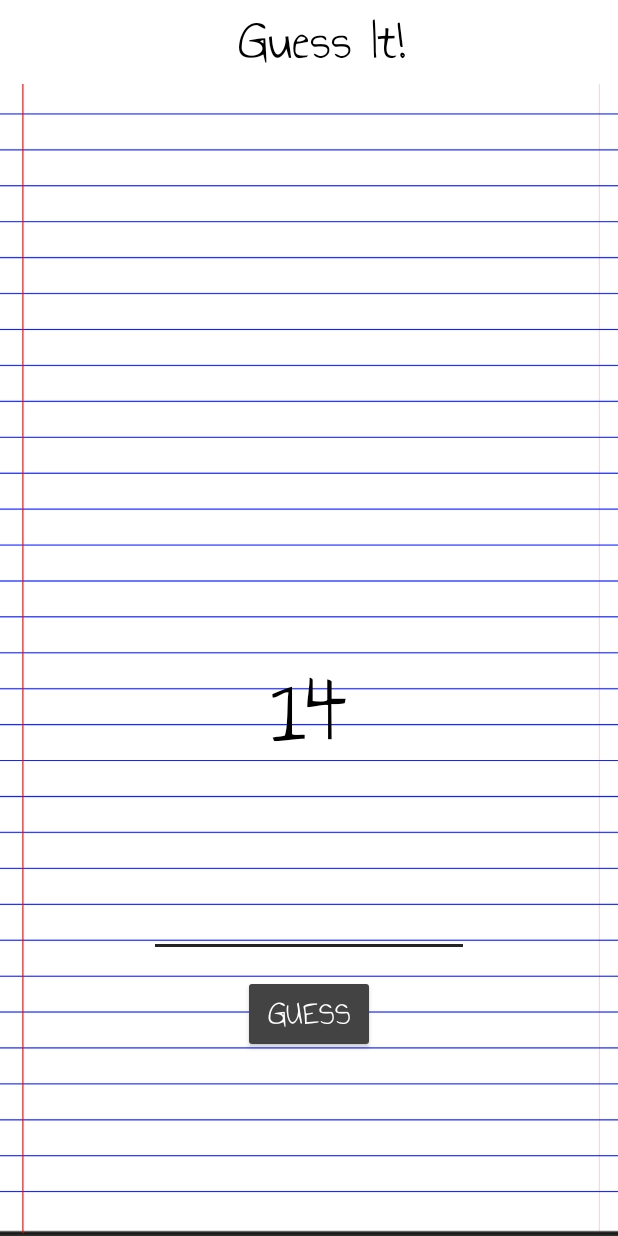
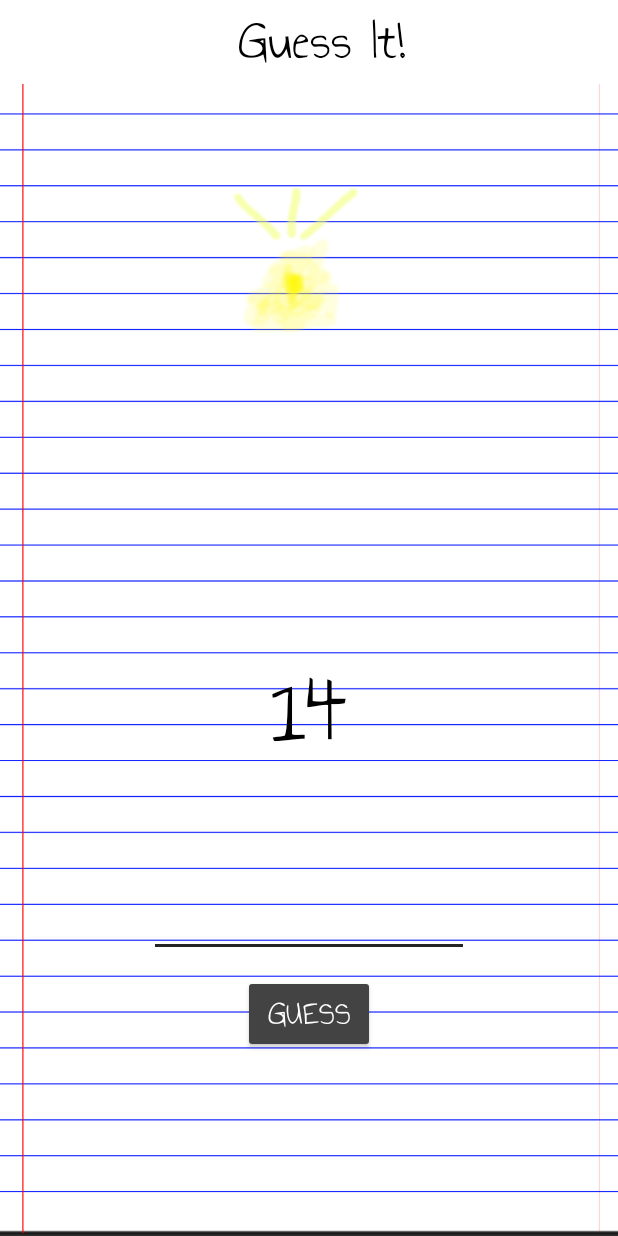
Before and after one commit to nick-k-dev/guessit, an Android app: the GameActivity screen opened directly, with no data from a screen before it, on a phone screen of 412 x 824 dp. Run offline under Robolectric (Android 15) with nearby library versions, the phone set to English and light mode, and no system bars; libraries missing offline, so code that uses them is left out: com.google.mlkit.vision.

Commit message:
fix merge

```diff
--- a/app/src/main/java/com/example/nksh/guessit/AnswerArray.kt
+++ b/app/src/main/java/com/example/nksh/guessit/AnswerArray.kt
@@ -1,11 +1,30 @@
 package com.example.nksh.guessit
 
-
+fun GetCategories() : ArrayList<Int> {
+    return arrayListOf<Int>(
+        R.drawable.flower_animation,
+        R.drawable.house_animation,
+        R.drawable.tv_animation,
+        R.drawable.headphones_animation,
+        R.drawable.phone_animation,
+        R.drawable.boat_animation,
+        R.drawable.sunglasses_animation,
+        R.drawable.lamp_animation,
+        R.drawable.bus_animation
+    )
+}
 fun GetAnswers() :ArrayList<ArrayList<String>> {
     var answers = java.util.ArrayList<java.util.ArrayList<String>>()
 
     answers.add(arrayListOf("flower"))
     answers.add(arrayListOf("house", "building", "cabin"))
+    answers.add(arrayListOf("tv", "television", "t.v."))
+    answers.add(arrayListOf("headphones", "earphones"))
+    answers.add(arrayListOf("smartphone", "cellphone", "phone", "telephone", "cell", "mobile phone"))
+    answers.add(arrayListOf("sailboat", "boat", "ship"))
+    answers.add(arrayListOf("sunglasses", "shades"))
+    answers.add(arrayListOf("lamp", "light"))
+    answers.add(arrayListOf("schoolbus", "bus"))
 
     return answers
 }
--- a/app/src/main/java/com/example/nksh/guessit/GameActivity.kt
+++ b/app/src/main/java/com/example/nksh/guessit/GameActivity.kt
@@ -72,6 +72,7 @@ class GameActivity : AppCompatActivity() {
         if(MainActivity.music && !MainActivity.musicPlayer?.isPlaying!!) {
             MainActivity.musicPlayer?.start()
         }
+        animationCategories = GetCategories()
         answers = GetAnswers()
         handler = Handler(Looper.getMainLooper())
         runnable = object: Runnable {
--- a/app/src/main/java/com/example/nksh/guessit/StatsActivity.kt
+++ b/app/src/main/java/com/example/nksh/guessit/StatsActivity.kt
@@ -33,7 +33,6 @@ class StatsActivity : AppCompatActivity() {
         super.onStart()
         var toolbarText = findViewById<TextView>(R.id.toolbar_text)
         toolbarText.text = getString(R.string.stats_title)
-        // TODO should be getting music and sound values from shared prefs before setting
         switchMusic.isChecked = MainActivity.music
         switchSound.isChecked = MainActivity.sound
         lossesValue.text = MainActivity.losses.toString()
```
